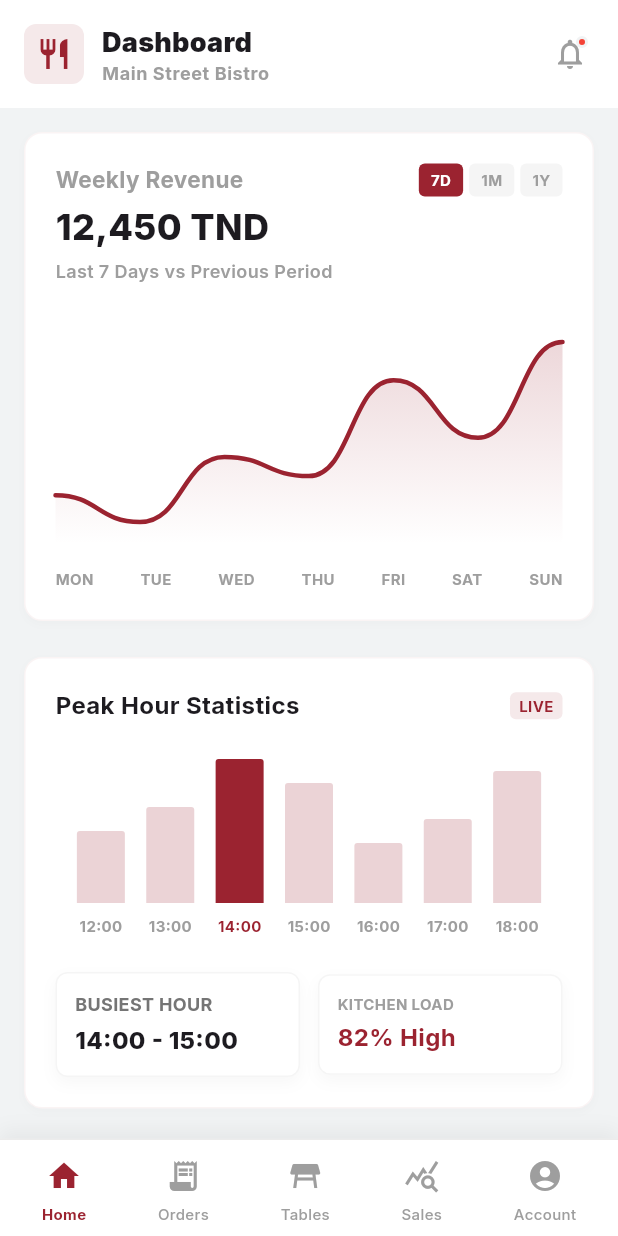
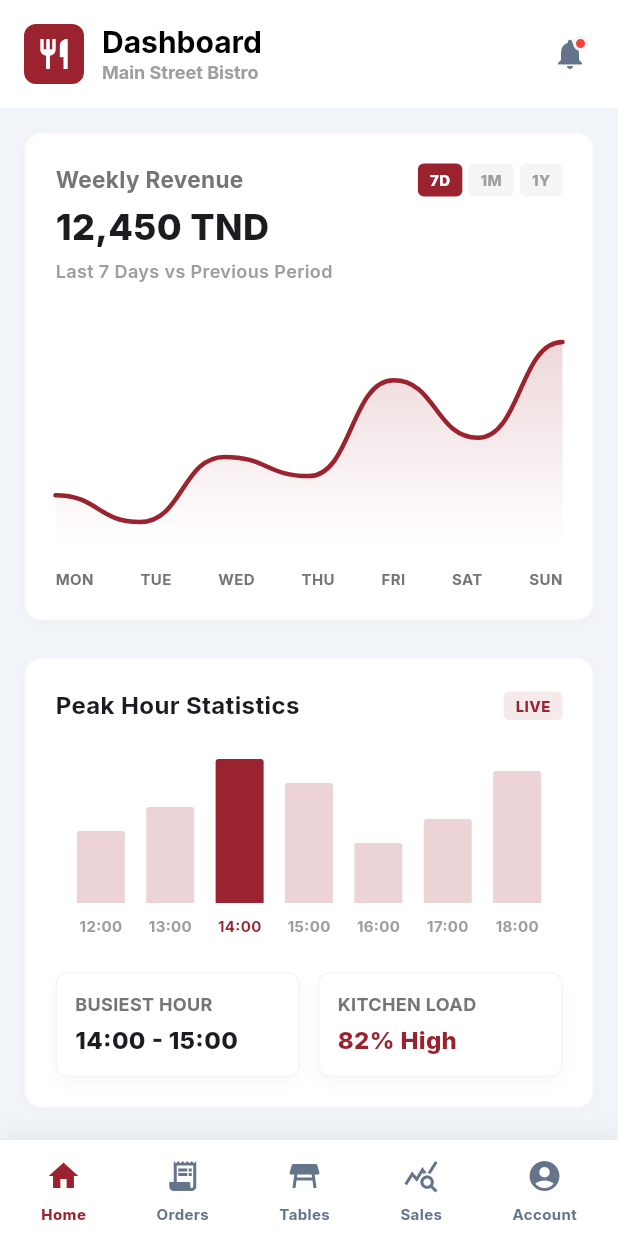
Before and after one commit to boumnijel-rayen/Qrdeer_Mobile, a Flutter app: the HomeScreen screen opened by its route, on a phone screen of 412 x 824 dp. Run offline on Flutter 3.47's test engine with Material 3 defaults, Android fonts, the phone set to English and light mode, and no system bars; our stand-ins replace go_router, google_fonts.

Commit message:
home_screen first design version

```diff
--- a/lib/screens/dashboard/home_screen.dart
+++ b/lib/screens/dashboard/home_screen.dart
@@ -21,18 +21,18 @@ class HomeScreen extends StatelessWidget {
                 width: 40,
                 height: 40,
                 decoration: BoxDecoration(
-                  color: AppTheme.primaryColor.withOpacity(0.1),
+                  color: AppTheme.primaryColor,
                   borderRadius: BorderRadius.circular(8),
                 ),
-                child: const Icon(Icons.restaurant, color: AppTheme.primaryColor, size: 24),
+                child: Icon(Icons.restaurant, color: Theme.of(context).cardColor, size: 24),
               ),
               const SizedBox(width: 12),
               Column(
                 crossAxisAlignment: CrossAxisAlignment.start,
                 mainAxisAlignment: MainAxisAlignment.center,
                 children: [
-                  Text('Dashboard', style: GoogleFonts.inter(textStyle: Theme.of(context).textTheme.titleMedium).copyWith(fontWeight: FontWeight.w900, fontSize: 18)),
-                  Text('Main Street Bistro', style: GoogleFonts.inter(textStyle: Theme.of(context).textTheme.bodySmall).copyWith(color: Colors.grey, fontWeight: FontWeight.bold)),
+                  Text('Dashboard', style: GoogleFonts.inter(fontSize: 20, fontWeight: FontWeight.bold, color: Colors.black)),
+                  Text('Main Street Bistro', style: GoogleFonts.inter(fontSize: 12, color: Colors.grey, fontWeight: FontWeight.w700)),
                 ],
               ),
             ],
@@ -43,7 +43,7 @@ class HomeScreen extends StatelessWidget {
             alignment: Alignment.center,
             children: [
               IconButton(
-                icon: const Icon(Icons.notifications_none, color: Colors.grey),
+                icon: const Icon(Icons.notifications, color: AppTheme.secondColorLight),
                 onPressed: () {
                   _showNotificationPopup(context);
                 },
@@ -52,8 +52,8 @@ class HomeScreen extends StatelessWidget {
                 top: 12,
                 right: 12,
                 child: Container(
-                  width: 8,
-                  height: 8,
+                  width: 10,
+                  height: 10,
                   decoration: BoxDecoration(
                     color: Colors.red,
                     shape: BoxShape.circle,
@@ -110,7 +110,7 @@ class HomeScreen extends StatelessWidget {
                 child: Column(
                   crossAxisAlignment: CrossAxisAlignment.start,
                   children: [
-                    Text('Weekly Revenue', style: GoogleFonts.inter(fontSize: 15, fontWeight: FontWeight.bold, color: Colors.grey)),
+                    Text('Weekly Revenue', style: GoogleFonts.inter(fontSize: 15, fontWeight: FontWeight.bold, color: Colors.grey[600])),
                     const SizedBox(height: 4),
                     Text('12,450 TND', style: GoogleFonts.inter(fontSize: 24, fontWeight: FontWeight.w800)),
                     const SizedBox(height: 4),
@@ -145,7 +145,7 @@ class HomeScreen extends StatelessWidget {
           Row(
             mainAxisAlignment: MainAxisAlignment.spaceBetween,
             children: ['MON', 'TUE', 'WED', 'THU', 'FRI', 'SAT', 'SUN']
-                .map((d) => Text(d, style: GoogleFonts.inter(fontSize: 10, fontWeight: FontWeight.bold, color: Colors.grey)))
+                .map((d) => Text(d, style: GoogleFonts.inter(fontSize: 10, fontWeight: FontWeight.bold, color: Colors.grey[600])))
                 .toList(),
           ),
         ],
@@ -164,7 +164,7 @@ class HomeScreen extends StatelessWidget {
         label,
         style: GoogleFonts.inter(
           fontSize: 10,
-          fontWeight: FontWeight.bold,
+          fontWeight: FontWeight.w800,
           color: isSelected ? Colors.white : Colors.grey,
         ),
       ),
@@ -190,12 +190,12 @@ class HomeScreen extends StatelessWidget {
             children: [
               Text('Peak Hour Statistics', style: GoogleFonts.inter(fontSize: 16, fontWeight: FontWeight.bold)),
               Container(
-                padding: const EdgeInsets.symmetric(horizontal: 6, vertical: 2),
+                padding: const EdgeInsets.symmetric(horizontal: 8, vertical: 2.5),
                 decoration: BoxDecoration(
                   color: AppTheme.primaryColor.withOpacity(0.1),
                   borderRadius: BorderRadius.circular(4),
                 ),
-                child: Text('LIVE', style: GoogleFonts.inter(fontSize: 10, fontWeight: FontWeight.bold, color: AppTheme.primaryColor)),
+                child: Text('LIVE', style: GoogleFonts.inter(fontSize: 10, fontWeight: FontWeight.w800, color: AppTheme.primaryColor)),
               ),
             ],
           ),
@@ -261,9 +261,9 @@ class HomeScreen extends StatelessWidget {
                   child: Column(
                     crossAxisAlignment: CrossAxisAlignment.start,
                     children: [
-                      Text('KITCHEN LOAD', style: GoogleFonts.inter(fontSize: 10, fontWeight: FontWeight.bold, color: Colors.grey)),
+                      Text('KITCHEN LOAD', style: GoogleFonts.inter(fontSize: 12, fontWeight: FontWeight.bold, color: Colors.grey[600])),
                       const SizedBox(height: 4),
-                      Text('82% High', style: GoogleFonts.inter(fontSize: 16, fontWeight: FontWeight.bold, color: AppTheme.primaryColor)),
+                      Text('82% High', style: GoogleFonts.inter(fontSize: 16, fontWeight: FontWeight.w800, color: AppTheme.primaryColor)),
                     ],
                   ),
                 ),
@@ -336,9 +336,9 @@ class HomeScreen extends StatelessWidget {
           Row(
             mainAxisAlignment: MainAxisAlignment.spaceBetween,
             children: [
-              Text(title, style: GoogleFonts.inter(fontSize: 14, fontWeight: FontWeight.w500, color: Colors.grey)),
+              Text(title, style: GoogleFonts.inter(fontSize: 16, fontWeight: FontWeight.w600, color: Colors.grey[600])),
               Container(
-                padding: const EdgeInsets.symmetric(horizontal: 6, vertical: 2),
+                padding: const EdgeInsets.symmetric(horizontal: 8, vertical: 2.5),
                 decoration: BoxDecoration(
                   color: isLive ? AppTheme.primaryColor.withOpacity(0.1) : Colors.green.withOpacity(0.1),
                   borderRadius: BorderRadius.circular(4),
@@ -355,7 +355,7 @@ class HomeScreen extends StatelessWidget {
             ],
           ),
           const SizedBox(height: 8),
-          Text(value, style: GoogleFonts.inter(fontSize: 24, fontWeight: FontWeight.bold, letterSpacing: -0.5)),
+          Text(value, style: GoogleFonts.inter(fontSize: 24, fontWeight: FontWeight.w700, letterSpacing: -0.5)),
           const SizedBox(height: 16),
           Container(
             height: 4,
@@ -413,7 +413,7 @@ class HomeScreen extends StatelessWidget {
                   children: [
                     Text('Current Active Orders', style: GoogleFonts.inter(fontSize: 16, fontWeight: FontWeight.bold)),
                     const SizedBox(height: 4),
-                    Text('8 orders are currently in preparation.', style: GoogleFonts.inter(fontSize: 14, color: Colors.grey)),
+                    Text('8 orders are currently in preparation.', style: GoogleFonts.inter(fontSize: 14, color: Colors.grey[600], fontWeight: FontWeight.w500)),
                     const SizedBox(height: 16),
                     Row(
                       children: [
@@ -425,7 +425,7 @@ class HomeScreen extends StatelessWidget {
                     const SizedBox(height: 24),
                     ElevatedButton.icon(
                       onPressed: () {},
-                      icon: const Text('View Kitchen Display'),
+                      icon: Text('View Kitchen Display', style: GoogleFonts.inter(fontWeight: FontWeight.bold, color: Colors.white)),
                       label: const Icon(Icons.arrow_forward, size: 18),
                       // Quick flip for row direction icon at end
                       style: ElevatedButton.styleFrom(
@@ -461,7 +461,7 @@ class HomeScreen extends StatelessWidget {
                             mainAxisAlignment: MainAxisAlignment.center,
                             children: [
                               Text('75%', style: GoogleFonts.inter(fontSize: 24, fontWeight: FontWeight.bold)),
-                              Text('Efficiency', style: GoogleFonts.inter(fontSize: 10, color: Colors.grey, fontWeight: FontWeight.w500)),
+                              Text('Efficiency', style: GoogleFonts.inter(fontSize: 10, color: Colors.grey[600], fontWeight: FontWeight.w600)),
                             ],
                           ),
                         ],
@@ -489,7 +489,7 @@ class HomeScreen extends StatelessWidget {
           ),
         ),
         const SizedBox(width: 8),
-        Text(text, style: GoogleFonts.inter(fontSize: 14, fontWeight: FontWeight.w500)),
+        Text(text, style: GoogleFonts.inter(fontSize: 14, fontWeight: FontWeight.w600)),
       ],
     );
   }
@@ -517,9 +517,9 @@ class HomeScreen extends StatelessWidget {
                 iconColor: AppTheme.primaryColor,
                 title: 'Table 4 scanned',
                 time: '2 minutes ago',
-                trailingWidget: _buildActivityBadge('Active', Colors.grey),
+                trailingWidget: _buildActivityBadge('Active', AppTheme.thirdColorLight),
               ),
-              Divider(height: 1, color: Colors.grey.withOpacity(0.1)),
+              Divider(height: 1, color: Colors.grey.withOpacity(0.2)),
               _buildActivityItem(
                 context,
                 icon: Icons.payments,
@@ -528,14 +528,14 @@ class HomeScreen extends StatelessWidget {
                 time: '15 minutes ago',
                 trailingWidget: Text('64.20 TND', style: GoogleFonts.inter(fontWeight: FontWeight.bold, color: AppTheme.primaryColor)),
               ),
-              Divider(height: 1, color: Colors.grey.withOpacity(0.1)),
+              Divider(height: 1, color: Colors.grey.withOpacity(0.2)),
               _buildActivityItem(
                 context,
                 icon: Icons.shopping_cart,
                 iconColor: Colors.orange,
                 title: 'New order - Table 7',
                 time: '22 minutes ago',
-                trailingWidget: _buildActivityBadge('Pending', Colors.grey),
+                trailingWidget: _buildActivityBadge('Pending', AppTheme.thirdColorLight),
               ),
             ],
           ),
@@ -566,7 +566,7 @@ class HomeScreen extends StatelessWidget {
                 crossAxisAlignment: CrossAxisAlignment.start,
                 children: [
                   Text(title, style: GoogleFonts.inter(fontSize: 14, fontWeight: FontWeight.bold)),
-                  Text(time, style: GoogleFonts.inter(fontSize: 12, color: Colors.grey)),
+                  Text(time, style: GoogleFonts.inter(fontSize: 12, color: Colors.grey, fontWeight: FontWeight.w600)),
                 ],
               ),
             ],
@@ -581,14 +581,14 @@ class HomeScreen extends StatelessWidget {
     return Container(
       padding: const EdgeInsets.symmetric(horizontal: 8, vertical: 4),
       decoration: BoxDecoration(
-        color: color.withOpacity(0.1),
+        color: color.withOpacity(0.08),
         borderRadius: BorderRadius.circular(4),
       ),
       child: Text(
         text,
         style: GoogleFonts.inter(
           fontSize: 12,
-          fontWeight: FontWeight.w600,
+          fontWeight: FontWeight.w800,
           color: color,
         ),
       ),
--- a/lib/theme.dart
+++ b/lib/theme.dart
@@ -3,7 +3,9 @@ import 'package:google_fonts/google_fonts.dart';
 
 class AppTheme {
   static const Color primaryColor = Color(0xFF9B2330);
-  static const Color backgroundLight = Color(0xFFF1F3F4);
+  static const Color backgroundLight = Color(0xFFF1F5F9);
+  static const Color thirdColorLight = Color(0xFF0F172A);
+  static const Color secondColorLight = Color(0xFF64748B);
   static const Color backgroundDark = Color(0xFF101322);
 
   static ThemeData get lightTheme {
--- a/lib/widgets/main_layout.dart
+++ b/lib/widgets/main_layout.dart
@@ -51,7 +51,7 @@ class MainLayout extends StatelessWidget {
   }
 
   Widget _buildNavItem(BuildContext context, {required IconData icon, required String label, required String route, required bool isSelected}) {
-    final color = isSelected ? AppTheme.primaryColor : Colors.grey;
+    final color = isSelected ? AppTheme.primaryColor : AppTheme.secondColorLight;
     return InkWell(
       onTap: () {
         if (!isSelected) {
@@ -72,7 +72,7 @@ class MainLayout extends StatelessWidget {
             label,
             style: GoogleFonts.inter(
               fontSize: 10,
-              fontWeight: isSelected ? FontWeight.bold : FontWeight.w500,
+              fontWeight: isSelected ? FontWeight.w800 : FontWeight.w700,
               color: color,
             ),
           ),
```
